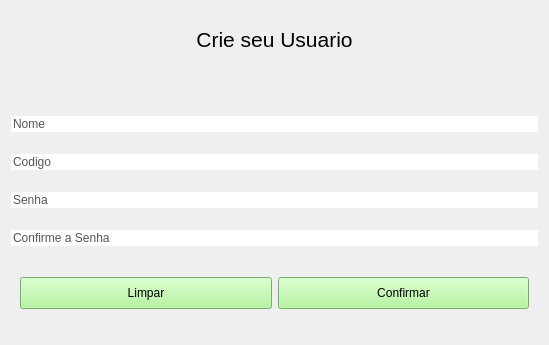
This is VirtualWallet/logic/src/vision/wnewuser.ui in joaovicentesouto/INE5417 as Qt 5 draws it before an edit. The edited form follows.
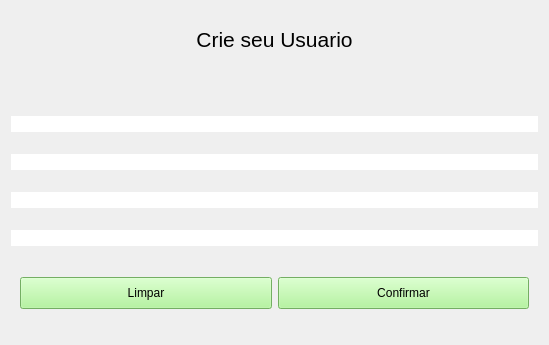
This is the edited form.

Patch:
```diff
--- a/VirtualWallet/logic/src/vision/wnewuser.ui
+++ b/VirtualWallet/logic/src/vision/wnewuser.ui
@@ -69,12 +69,11 @@
       <string notr="true">#Name
 {
 	border: none;
-    color: #565656;
     font-size: 12px;
 }</string>
      </property>
      <property name="text">
-      <string>Nome</string>
+      <string/>
      </property>
     </widget>
    </item>
@@ -84,12 +83,11 @@
       <string notr="true">#Code
 {
 	border: none;
-    color: #565656;
     font-size: 12px;
 }</string>
      </property>
      <property name="text">
-      <string>Codigo</string>
+      <string/>
      </property>
     </widget>
    </item>
@@ -99,12 +97,11 @@
       <string notr="true">#Password
 {
 	border: none;
-    color: #565656;
     font-size: 12px;
 }</string>
      </property>
      <property name="text">
-      <string>Senha</string>
+      <string/>
      </property>
     </widget>
    </item>
@@ -114,12 +111,11 @@
       <string notr="true">#PassConfirm
 {
 	border: none;
-    color: #565656;
     font-size: 12px;
 }</string>
      </property>
      <property name="text">
-      <string>Confirme a Senha</string>
+      <string/>
      </property>
     </widget>
    </item>
```
